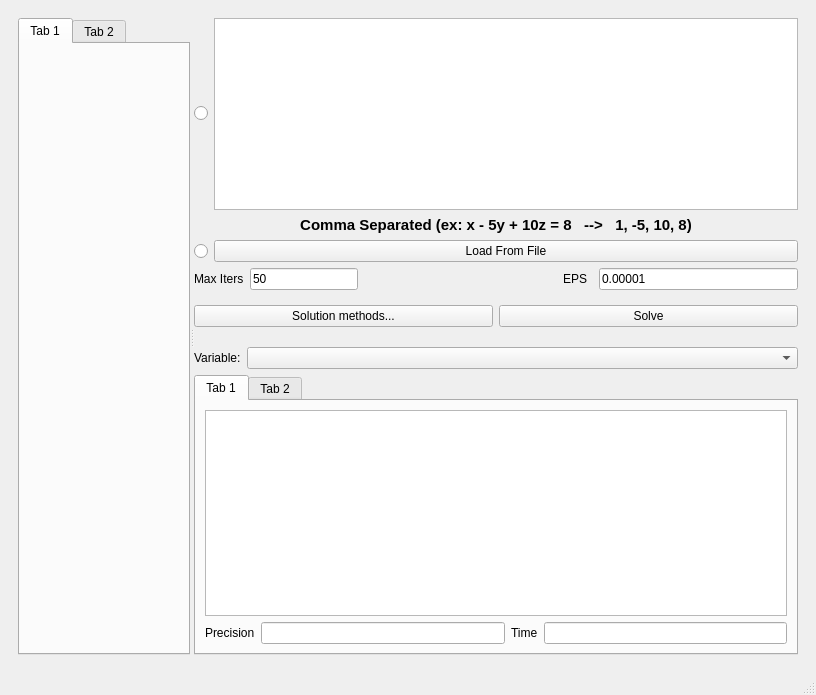
Qt form window.ui (Quarz0/Linear-Equations-Solver) before a commit.
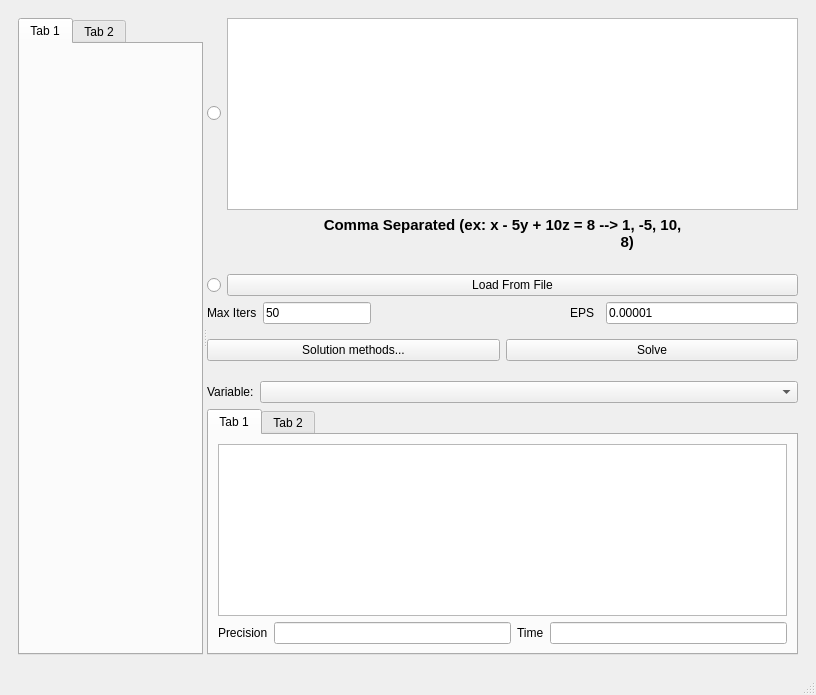
The same form after that commit.

The edit to the form file:
```diff
--- a/window.ui
+++ b/window.ui
@@ -161,7 +161,9 @@
               </font>
              </property>
              <property name="text">
-              <string>Comma Separated (ex: x - 5y + 10z = 8   --&gt;   1, -5, 10, 8)</string>
+                                                        <string>Comma Separated (ex: x - 5y + 10z = 8 --&gt; 1, -5, 10,
+                                                            8)
+                                                        </string>
              </property>
              <property name="alignment">
               <set>Qt::AlignCenter</set>
```
Left out of the diff: 9 changed lines with no effect on the pictures. Lines whose indentation alone changed are shown as unchanged.
